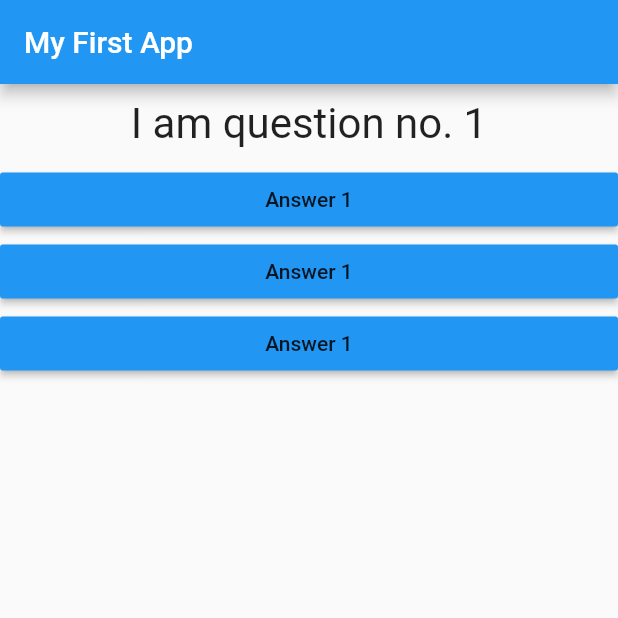
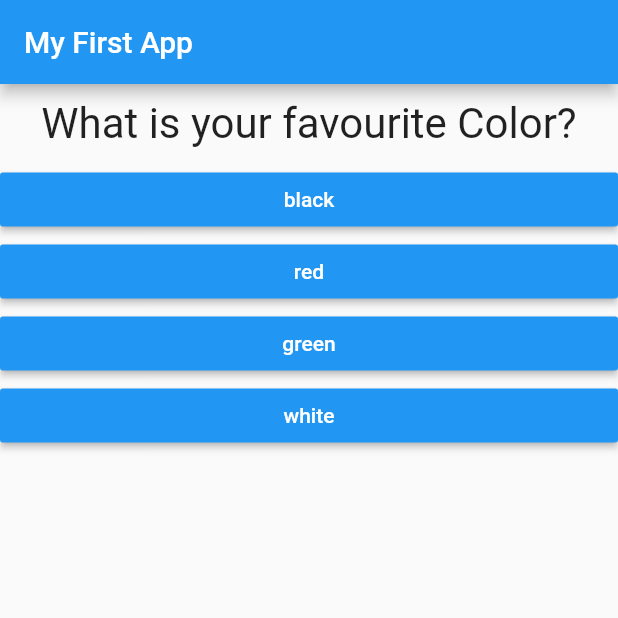
Before and after one commit to abdullah-bd/flutter_complete_guide, a Flutter app: the screen it shows after launch, on a phone screen of 412 x 824 dp, the top half of it. Run offline on Flutter 3.47's test engine with Material 2 defaults, Android fonts, the phone set to English and light mode, and no system bars.

Commit message:
46 lesson ends here very important data structure complexities learnt.

```diff
--- a/lib/answer.dart
+++ b/lib/answer.dart
@@ -2,14 +2,16 @@ import 'package:flutter/material.dart';
 
 class Answer extends StatelessWidget {
   final Function selectHandler;
-  Answer(this.selectHandler);
+  final String answerText;
+  Answer(this.selectHandler,this.answerText);
   @override
   Widget build(BuildContext context) {
     return Container(
       width: double.infinity,
       child: RaisedButton(
         color: Colors.blue,
-        child: Text("Answer 1"),
+        textColor: Colors.white,
+        child: Text(answerText),
         onPressed: selectHandler,
       ),
     );
--- a/lib/main.dart
+++ b/lib/main.dart
@@ -27,9 +27,15 @@ class _MyAppState extends State<MyApp> {
   @override
   Widget build(BuildContext context) {
     var questions = [
-      "I am question no. 1",
-      "I am question no. 2",
-      "I am question no. 3"
+      {"questionText":"What is your favourite Color?",
+      "answers":["black","red","green","white"]
+      },
+      {"questionText":"What is your favourite animal?",
+      "answers":["cat","dog","lion","rabbit"]
+      },
+      {"questionText":"Who is your favourite instructor?",
+      "answers":["a","b","c","d"]
+      },
     ];
     return MaterialApp(
       debugShowCheckedModeBanner: false,
@@ -39,10 +45,10 @@ class _MyAppState extends State<MyApp> {
         ),
         body: Column(
           children: [
-            Question(questions[_questionIndex]),
-            Answer(_answerQuestion),
-            Answer(_answerQuestion),
-            Answer(_answerQuestion),
+            Question(questions[_questionIndex]["questionText"]),
+            ...(questions[_questionIndex]["answers"] as List<String>).map((answer){
+              return Answer(_answerQuestion,answer);
+            }).toList()
           ],
         ),
       ),
```
